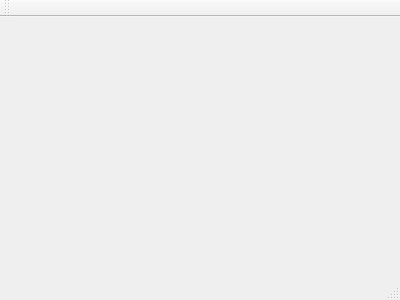
Qt form mainwindow.ui (pavtyrin/lab_S3G11) before a commit.
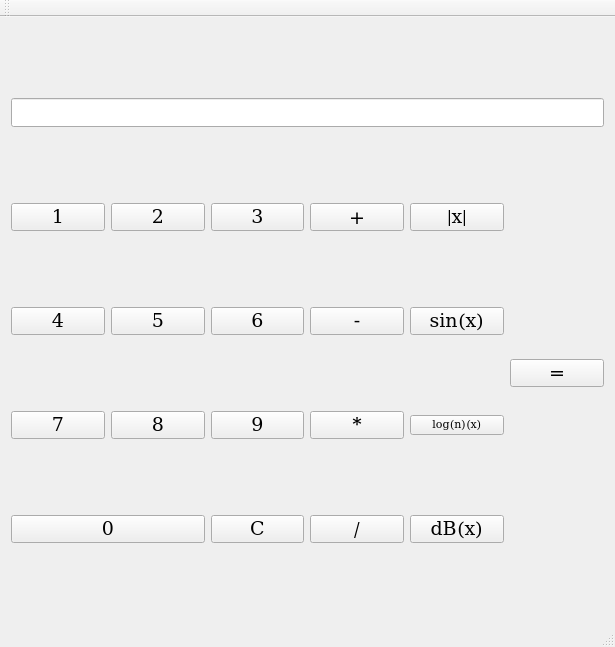
The same form after that commit.

Diff of the .ui file:
```diff
--- a/mainwindow.ui
+++ b/mainwindow.ui
@@ -1,24 +1,315 @@
 <ui version="4.0">
  <class>MainWindow</class>
- <widget class="QMainWindow" name="MainWindow" >
-  <property name="geometry" >
+ <widget class="QMainWindow" name="MainWindow">
+  <property name="geometry">
    <rect>
     <x>0</x>
     <y>0</y>
-    <width>400</width>
-    <height>300</height>
+    <width>615</width>
+    <height>647</height>
    </rect>
   </property>
   <property name="windowTitle" >
    <string>MainWindow</string>
   </property>
-  <widget class="QMenuBar" name="menuBar" />
-  <widget class="QToolBar" name="mainToolBar" />
-  <widget class="QWidget" name="centralWidget" />
-  <widget class="QStatusBar" name="statusBar" />
+  <widget class="QWidget" name="centralWidget">
+   <layout class="QGridLayout" name="gridLayout">
+    <item row="0" column="0" colspan="6">
+     <widget class="QLineEdit" name="lineEdit_display">
+      <property name="font">
+       <font>
+        <family>DejaVu Math TeX Gyre</family>
+        <pointsize>14</pointsize>
+       </font>
+      </property>
+      <property name="readOnly">
+       <bool>true</bool>
+      </property>
+     </widget>
+    </item>
+    <item row="1" column="0">
+     <widget class="QPushButton" name="button1">
+      <property name="font">
+       <font>
+        <family>DejaVu Math TeX Gyre</family>
+        <pointsize>14</pointsize>
+       </font>
+      </property>
+      <property name="text">
+       <string>1</string>
+      </property>
+     </widget>
+    </item>
+    <item row="1" column="1">
+     <widget class="QPushButton" name="button2">
+      <property name="font">
+       <font>
+        <family>DejaVu Math TeX Gyre</family>
+        <pointsize>14</pointsize>
+       </font>
+      </property>
+      <property name="text">
+       <string>2</string>
+      </property>
+     </widget>
+    </item>
+    <item row="1" column="2">
+     <widget class="QPushButton" name="button3">
+      <property name="font">
+       <font>
+        <family>DejaVu Math TeX Gyre</family>
+        <pointsize>14</pointsize>
+       </font>
+      </property>
+      <property name="text">
+       <string>3</string>
+      </property>
+     </widget>
+    </item>
+    <item row="1" column="3">
+     <widget class="QPushButton" name="buttonAdd">
+      <property name="font">
+       <font>
+        <family>DejaVu Math TeX Gyre</family>
+        <pointsize>14</pointsize>
+       </font>
+      </property>
+      <property name="text">
+       <string>+</string>
+      </property>
+     </widget>
+    </item>
+    <item row="1" column="4">
+     <widget class="QPushButton" name="buttonAbs">
+      <property name="font">
+       <font>
+        <family>DejaVu Math TeX Gyre</family>
+        <pointsize>14</pointsize>
+       </font>
+      </property>
+      <property name="text">
+       <string>|x|</string>
+      </property>
+     </widget>
+    </item>
+    <item row="1" column="5" rowspan="4">
+     <widget class="QPushButton" name="buttonEquals">
+      <property name="font">
+       <font>
+        <family>DejaVu Math TeX Gyre</family>
+        <pointsize>14</pointsize>
+       </font>
+      </property>
+      <property name="text">
+       <string>=</string>
+      </property>
+     </widget>
+    </item>
+    <item row="2" column="0">
+     <widget class="QPushButton" name="button4">
+      <property name="font">
+       <font>
+        <family>DejaVu Math TeX Gyre</family>
+        <pointsize>14</pointsize>
+       </font>
+      </property>
+      <property name="text">
+       <string>4</string>
+      </property>
+     </widget>
+    </item>
+    <item row="2" column="1">
+     <widget class="QPushButton" name="button5">
+      <property name="font">
+       <font>
+        <family>DejaVu Math TeX Gyre</family>
+        <pointsize>14</pointsize>
+       </font>
+      </property>
+      <property name="text">
+       <string>5</string>
+      </property>
+     </widget>
+    </item>
+    <item row="2" column="2">
+     <widget class="QPushButton" name="button6">
+      <property name="font">
+       <font>
+        <family>DejaVu Math TeX Gyre</family>
+        <pointsize>14</pointsize>
+       </font>
+      </property>
+      <property name="text">
+       <string>6</string>
+      </property>
+     </widget>
+    </item>
+    <item row="2" column="3">
+     <widget class="QPushButton" name="buttonSubtract">
+      <property name="font">
+       <font>
+        <family>DejaVu Math TeX Gyre</family>
+        <pointsize>14</pointsize>
+       </font>
+      </property>
+      <property name="text">
+       <string>-</string>
+      </property>
+     </widget>
+    </item>
+    <item row="2" column="4">
+     <widget class="QPushButton" name="buttonSin">
+      <property name="font">
+       <font>
+        <family>DejaVu Math TeX Gyre</family>
+        <pointsize>14</pointsize>
+       </font>
+      </property>
+      <property name="text">
+       <string>sin(x)</string>
+      </property>
+     </widget>
+    </item>
+    <item row="3" column="0">
+     <widget class="QPushButton" name="button7">
+      <property name="font">
+       <font>
+        <family>DejaVu Math TeX Gyre</family>
+        <pointsize>14</pointsize>
+       </font>
+      </property>
+      <property name="text">
+       <string>7</string>
+      </property>
+     </widget>
+    </item>
+    <item row="3" column="1">
+     <widget class="QPushButton" name="button8">
+      <property name="font">
+       <font>
+        <family>DejaVu Math TeX Gyre</family>
+        <pointsize>14</pointsize>
+       </font>
+      </property>
+      <property name="text">
+       <string>8</string>
+      </property>
+     </widget>
+    </item>
+    <item row="3" column="2">
+     <widget class="QPushButton" name="button9">
+      <property name="font">
+       <font>
+        <family>DejaVu Math TeX Gyre</family>
+        <pointsize>14</pointsize>
+       </font>
+      </property>
+      <property name="text">
+       <string>9</string>
+      </property>
+     </widget>
+    </item>
+    <item row="3" column="3">
+     <widget class="QPushButton" name="buttonMultiply">
+      <property name="font">
+       <font>
+        <family>DejaVu Math TeX Gyre</family>
+        <pointsize>14</pointsize>
+       </font>
+      </property>
+      <property name="text">
+       <string>*</string>
+      </property>
+     </widget>
+    </item>
+    <item row="3" column="4">
+     <widget class="QPushButton" name="buttonLog">
+      <property name="font">
+       <font>
+        <family>DejaVu Math TeX Gyre</family>
+        <pointsize>8</pointsize>
+       </font>
+      </property>
+      <property name="text">
+       <string>log(n)(x)</string>
+      </property>
+     </widget>
+    </item>
+    <item row="4" column="0" colspan="2">
+     <widget class="QPushButton" name="button0">
+      <property name="font">
+       <font>
+        <family>DejaVu Math TeX Gyre</family>
+        <pointsize>14</pointsize>
+       </font>
+      </property>
+      <property name="text">
+       <string>0</string>
+      </property>
+     </widget>
+    </item>
+    <item row="4" column="2">
+     <widget class="QPushButton" name="buttonClear">
+      <property name="font">
+       <font>
+        <family>DejaVu Math TeX Gyre</family>
+        <pointsize>14</pointsize>
+       </font>
+      </property>
+      <property name="text">
+       <string>C</string>
+      </property>
+     </widget>
+    </item>
+    <item row="4" column="3">
+     <widget class="QPushButton" name="buttonDivide">
+      <property name="font">
+       <font>
+        <family>DejaVu Math TeX Gyre</family>
+        <pointsize>14</pointsize>
+       </font>
+      </property>
+      <property name="text">
+       <string>/</string>
+      </property>
+     </widget>
+    </item>
+    <item row="4" column="4">
+     <widget class="QPushButton" name="buttondB">
+      <property name="font">
+       <font>
+        <family>DejaVu Math TeX Gyre</family>
+        <pointsize>14</pointsize>
+       </font>
+      </property>
+      <property name="text">
+       <string>dB(x)</string>
+      </property>
+     </widget>
+    </item>
+   </layout>
+  </widget>
+  <widget class="QMenuBar" name="menuBar">
+   <property name="geometry">
+    <rect>
+     <x>0</x>
+     <y>0</y>
+     <width>615</width>
+     <height>26</height>
+    </rect>
+   </property>
+  </widget>
+  <widget class="QToolBar" name="mainToolBar">
+   <attribute name="toolBarArea">
+    <enum>TopToolBarArea</enum>
+   </attribute>
+   <attribute name="toolBarBreak">
+    <bool>false</bool>
+   </attribute>
+  </widget>
+  <widget class="QStatusBar" name="statusBar"/>
  </widget>
- <layoutDefault spacing="6" margin="11" />
- <pixmapfunction></pixmapfunction>
+ <layoutdefault spacing="6" margin="11"/>
  <resources/>
  <connections/>
 </ui>
```
Left out of the diff: 3 changed lines with no effect on the pictures.
